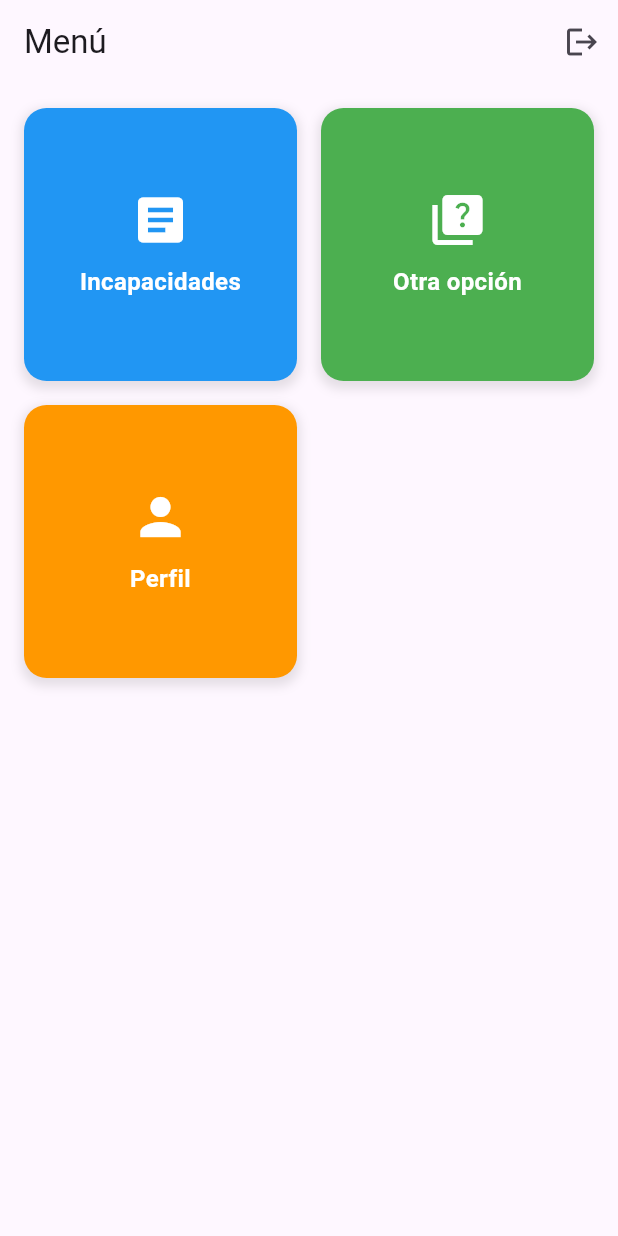
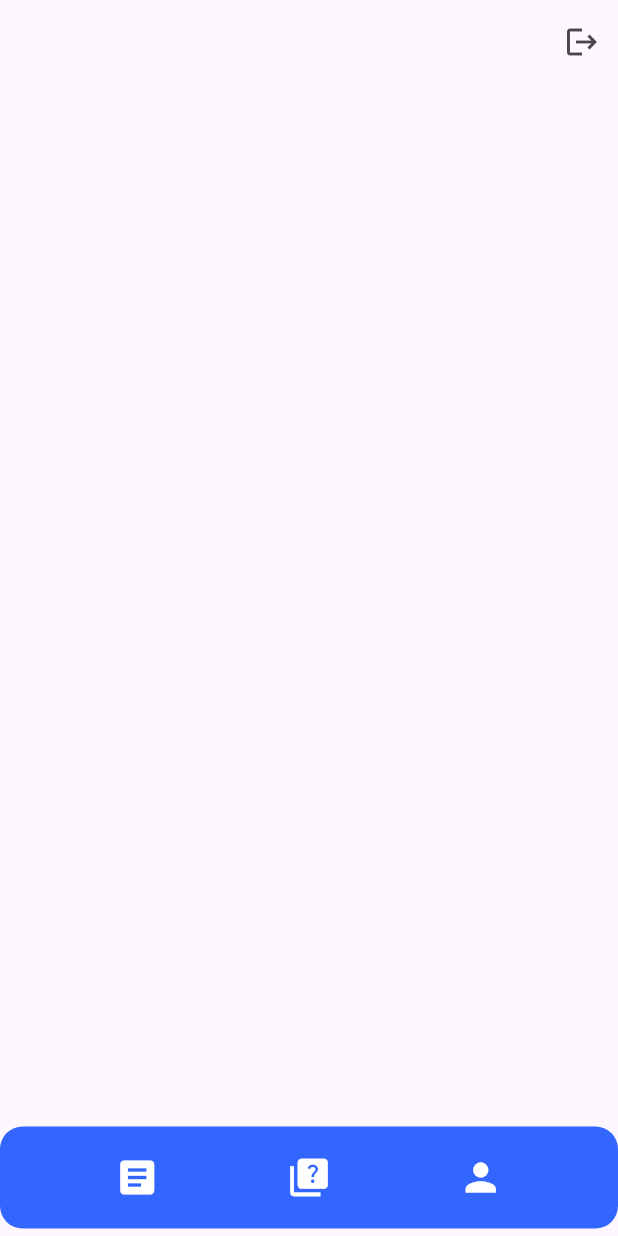
Before and after one commit to leoespi/talento_mxm_flutter, a Flutter app: the MenuPage screen opened directly, on a phone screen of 412 x 824 dp. Run offline on Flutter 3.47's test engine with Material 3 defaults, Android fonts, the phone set to English and light mode, and no system bars; our stand-ins replace get, get_storage, google_fonts, image_picker; accounts and stored records are empty; network calls fail.

Commit message:
Cambio de menu

```diff
--- a/lib/views/menu.dart
+++ b/lib/views/menu.dart
@@ -11,49 +11,51 @@ class MenuPage extends StatelessWidget {
   @override
   Widget build(BuildContext context) {
     return Scaffold(
-      appBar: AppBar(
-        title: Text('Menú'),
+      appBar: AppBar (
+
         actions: [
-          IconButton(
+          IconButton (
             icon: Icon(Icons.logout),
             onPressed: () => _authController.logout(),
           ),
         ],
       ),
-      body: Padding(
-        padding: const EdgeInsets.all(16.0),
-        child: GridView.count(
-          crossAxisCount: 2,
-          crossAxisSpacing: 16.0,
-          mainAxisSpacing: 16.0,
+
+      bottomNavigationBar: Transform.translate(
+        offset: Offset(0.0, -5.0), // Ajusta el valor verticalmente según sea necesario
+        child: Container(
+          decoration: BoxDecoration(
+            color: Color(0xFF3366FF), // Cambia aquí el color a azul rey
+            borderRadius: BorderRadius.circular(15.0),
+
+          ),
+          child: Padding(
+            padding: const EdgeInsets.symmetric(horizontal: 1.0, vertical: 10.0),
+            child: Row(
+              mainAxisAlignment: MainAxisAlignment.spaceEvenly,
               children: [
-            _buildMenuItem(
-              context,
-              color: Colors.blue,
+                _buildBottomMenuItem(
                   icon: Icons.article,
-              text: 'Incapacidades',
-              onTap: () {
+                  onPressed: () {
                     Navigator.push(
                       context,
                       MaterialPageRoute(builder: (context) => MyForm()),
                     );
                   },
+                  color: Colors.white, // Cambia aquí el color del icono
+                  iconSize: 30, // Cambia aquí el tamaño del icono
                 ),
-            _buildMenuItem(
-              context,
-              color: Colors.green,
+                _buildBottomMenuItem(
                   icon: Icons.quiz,
-              text: 'Otra opción',
-              onTap: () {
+                  onPressed: () {
                     // Agrega aquí la lógica para la otra opción del menú
                   },
+                  color: Colors.white, // Cambia aquí el color del icono
+                  iconSize: 30, // Cambia aquí el tamaño del icono
                 ),
-            _buildMenuItem(
-              context,
-              color: Colors.orange,
+                _buildBottomMenuItem(
                   icon: Icons.person,
-              text: 'Perfil',
-              onTap: () {
+                  onPressed: () {
                     Navigator.push(
                       context,
                       MaterialPageRoute(
@@ -63,8 +65,12 @@ class MenuPage extends StatelessWidget {
                       ),
                     );
                   },
+                  color: Colors.white, // Cambia aquí el color del icono
+                  iconSize: 30, // Cambia aquí el tamaño del icono
                 ),
               ],
+            ),
+          ),
         ),
       ),
     );
@@ -110,4 +116,16 @@ class MenuPage extends StatelessWidget {
       ),
     );
   }
+
+  Widget _buildBottomMenuItem({
+    required IconData icon,
+    required VoidCallback onPressed,
+    required Color color,
+    required double iconSize, // Añade el tamaño del icono
+  }) {
+    return IconButton(
+      icon: Icon(icon, color: color, size: iconSize), // Aplica el tamaño del icono
+      onPressed: onPressed,
+    );
   }
+}
--- a/lib/views/register_page.dart
+++ b/lib/views/register_page.dart
@@ -53,7 +53,7 @@ class _RegisterPageState extends State<RegisterPage> {
                     child: Text(
                       'Registrarse',
                       style: GoogleFonts.poppins(
-                        color: Color.fromARGB(255, 3, 0, 168),
+                        color: Color.fromARGB(255, 255, 255, 255),
                         fontSize: size * 0.080,
                       ),
                     ),
@@ -88,7 +88,7 @@ class _RegisterPageState extends State<RegisterPage> {
                       shape: RoundedRectangleBorder(
                         borderRadius: BorderRadius.circular(10.0),
                       ),
-                      backgroundColor: Color.fromARGB(255, 3, 0, 168),
+                      backgroundColor: Color(0xFF3366FF),
                       elevation: 0,
                       padding: const EdgeInsets.symmetric(
                         horizontal: 50,
```
Lines whose indentation alone changed are shown as unchanged.
